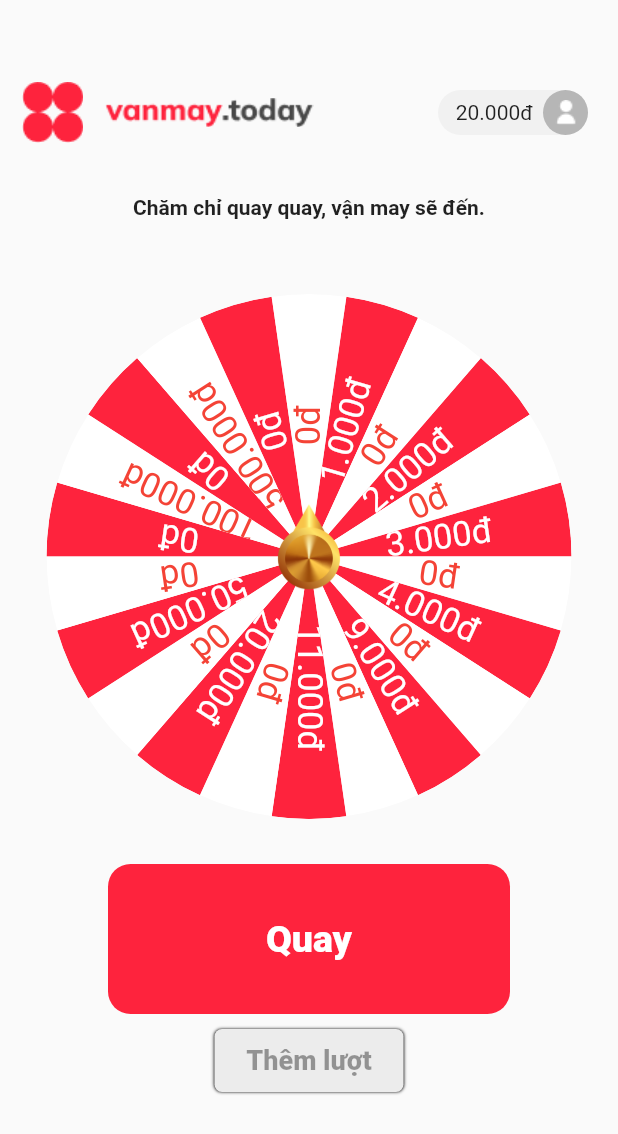
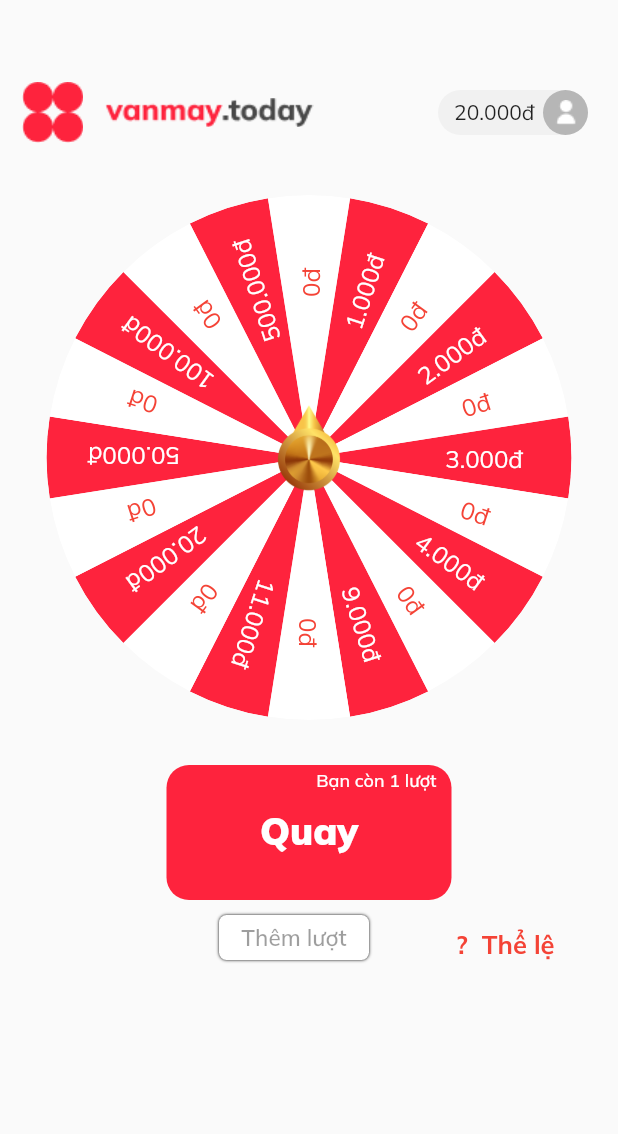
Before and after one commit to VanhnguyenX8/vong_quay, a Flutter app: the screen it shows after launch, after a tap on "Thêm lượt", on a phone screen of 412 x 824 dp. Shown: the top 1134 px of the screen. Run offline on Flutter 3.47's test engine with Material 2 defaults, Android fonts, the phone set to English and light mode, and no system bars; our stand-ins replace flutter_hooks, from_css_color, google_fonts, rxdart.

Commit message:
update font_family, fix size

```diff
--- a/lib/spine.widget.dart
+++ b/lib/spine.widget.dart
@@ -3,6 +3,7 @@ import 'package:from_css_color/from_css_color.dart';
 import 'package:rxdart/rxdart.dart';
 import 'package:vong_quay/src/fortune_wheel/core/core.dart';
 import 'package:vong_quay/src/fortune_wheel/wheel/wheel.dart';
+import 'package:google_fonts/google_fonts.dart';
 
 class SpineWidget extends StatefulWidget {
   const SpineWidget({super.key});
@@ -32,11 +33,9 @@ class _SpineWidgetState extends State<SpineWidget> {
     '0đ',
     '50.000đ',
     '0đ',
-    '0đ',
     '100.000đ',
     '0đ',
     '500.000đ',
-    '0đ'
   ];
   @override
   void dispose() {
@@ -45,11 +44,14 @@ class _SpineWidgetState extends State<SpineWidget> {
   }
 
   xuly(int i) {
-    var hex = fromCssColor('#fbafba');
     if (i % 2 == 0) {
-      return const TextStyle(fontSize: 23, color: Colors.red);
+      return GoogleFonts.mulish(
+        textStyle: const TextStyle(fontSize: 16, color: Colors.red),
+      );
     } else {
-      return const TextStyle(fontSize: 23, color: Colors.white);
+      return GoogleFonts.mulish(
+        textStyle: const TextStyle(fontSize: 16, color: Colors.white),
+      );
     }
   }
 
@@ -59,7 +61,6 @@ class _SpineWidgetState extends State<SpineWidget> {
       body: Center(
           child: Column(
         crossAxisAlignment: CrossAxisAlignment.center,
-        // mainAxisAlignment: MainAxisAlignment.center,
         children: [
           const SizedBox(
             height: 40,
@@ -76,7 +77,6 @@ class _SpineWidgetState extends State<SpineWidget> {
                     height: 25,
                     width: 139,
                     image: AssetImage('assets/images/van_may_text.png')),
-
               ],
             ),
             Row(
@@ -94,8 +94,11 @@ class _SpineWidgetState extends State<SpineWidget> {
                       const SizedBox(
                         width: 5,
                       ),
-                      const Text(
+                      Text(
                         '20.000đ',
+                        style: GoogleFonts.mulish(
+                          textStyle: const TextStyle(fontSize: 14),
+                        ),
                       ),
                       Container(
                         height: 30,
@@ -121,13 +124,13 @@ class _SpineWidgetState extends State<SpineWidget> {
           const SizedBox(
             height: 20,
           ),
-          const Text(
-            'Chăm chỉ quay quay, vận may sẽ đến.',
-            style: TextStyle(fontSize: 14, fontWeight: FontWeight.w700),
-          ),
-          const SizedBox(
-            height: 50,
-          ),
+          // const Text(
+          //   'Chăm chỉ quay quay, vận may sẽ đến.',
+          //   style: TextStyle(fontSize: 14, fontWeight: FontWeight.w700,fontFamily: 'Mulish',),
+          // ),
+          // const SizedBox(
+          //   height: 50,
+          // ),
           Stack(
             alignment: Alignment.center,
             children: [
@@ -155,8 +158,12 @@ class _SpineWidgetState extends State<SpineWidget> {
                         backgroundColor: Colors.black,
                         content: Text(
                             'Chúc mừng bạn đã quay được số tiền là: $resultItem',
-                          style: const TextStyle(color: Colors.red),
-                        )));
+                            style:
+                                // const TextStyle(color: Colors.red,fontFamily: 'Mulish',),
+                                GoogleFonts.mulish(
+                              textStyle: const TextStyle(fontSize: 14),
+                              color: Colors.red,
+                            ))));
                   },
                 ),
               ),
@@ -178,50 +185,102 @@ class _SpineWidgetState extends State<SpineWidget> {
               });
             },
             child: Container(
-              height: 100,
-              width: 268,
+              height: 90,
+              width: 190,
               decoration: BoxDecoration(
                 borderRadius: BorderRadius.circular(15),
                 color: fromCssColor('#FE233D'),
               ),
-              child: const Center(
+              child: Column(
+                children: [
+                  Row(
+                    mainAxisAlignment: MainAxisAlignment.end,
+                    children: [
+                      const SizedBox(
+                        height: 20,
+                      ),
+                      Text(
+                        'Bạn còn 1 lượt',
+                        style: GoogleFonts.mulish(
+                            textStyle: const TextStyle(fontSize: 12),
+                            color: Colors.white,
+                            fontWeight: FontWeight.w500),
+                      ),
+                      const SizedBox(
+                        width: 10,
+                      )
+                    ],
+                  ),
+                  const SizedBox(
+                    height: 8,
+                  ),
+                  Center(
                       child: Text(
                     'Quay',
-                style: TextStyle(
+                    style: GoogleFonts.mulish(
+                        textStyle: const TextStyle(fontSize: 25),
                         color: Colors.white,
-                  fontFamily: 'Mulish',
-                  fontSize: 25,
-                  fontWeight: FontWeight.w900,
+                        fontWeight: FontWeight.w900),
+                  )),
+                ],
               ),
-              )),
             ),
           ),
           const SizedBox(
             height: 10,
           ),
+          Row(
+            crossAxisAlignment: CrossAxisAlignment.end,
+            children: [
+              const SizedBox(
+                width: 146,
+              ),
               GestureDetector(
                 onTap: () {},
                 child: Container(
-              height: 42,
-              width: 126,
+                  height: 30,
+                  width: 100,
+
                   decoration: BoxDecoration(
                       borderRadius: BorderRadius.circular(5),
-                  color: fromCssColor('#ECECEC'),
+                      color: Colors.white,
                       // ignore: prefer_const_literals_to_create_immutables
                       boxShadow: [
                         const BoxShadow(blurRadius: 1.0),
                       ]),
-              child: const Center(
+                  child: Center(
                       child: Text(
                     'Thêm lượt',
-                style: TextStyle(
+                    style: GoogleFonts.mulish(
+                        textStyle: const TextStyle(fontSize: 15),
                         color: Colors.black38,
-                  fontFamily: 'Mulish',
-                  fontSize: 18,
-                  fontWeight: FontWeight.w900,
-                ),
+                        fontWeight: FontWeight.w600),
                   )),
                 ),
+              ),
+              Row(
+                children: [
+                  const SizedBox(
+                    width: 58,
+                  ),
+                  Text(
+                    '?  ',
+                    style: GoogleFonts.mulish(
+                      textStyle: const TextStyle(fontSize: 17),
+                      color: Colors.red,
+                      fontWeight: FontWeight.w700,
+                    ),
+                  ),
+                  Text(
+                    'Thể lệ',
+                    style: GoogleFonts.mulish(
+                        textStyle: const TextStyle(fontSize: 17),
+                        color: Colors.red,
+                        fontWeight: FontWeight.w700),
+                  ),
+                ],
+              )
+            ],
           ),
         ],
       )),
--- a/lib/src/fortune_wheel/wheel/slice.dart
+++ b/lib/src/fortune_wheel/wheel/slice.dart
@@ -16,10 +16,10 @@ class _CircleSlice extends StatelessWidget {
       ..close();
   }
 
-  final double radius;
-  final double angle;
-  final Color fillColor;
-  final Color strokeColor;
+  final double radius; // bán kính
+  final double angle; // góc
+  final Color fillColor; // màu
+  final Color strokeColor; // màu strokce (màu sắc nét)
   final double strokeWidth;
 
   const _CircleSlice({
--- a/lib/src/fortune_wheel/wheel/slice_layout_delegate.dart
+++ b/lib/src/fortune_wheel/wheel/slice_layout_delegate.dart
@@ -29,7 +29,8 @@ class _CircleSliceLayoutDelegate extends MultiChildLayoutDelegate {
         BoxConstraints.loose(size),
       );
 
-      final topRectVector = _math.Point(sliceSize.width / 2, 0.0);
+      final topRectVector = _math.Point(sliceSize.width / 1.5, 1.0);
+      // tọa độ text trong spiner
       final halfAngleVector = topRectVector.rotate(angle / 2);
 
       positionChild(
--- a/pubspec.yaml
+++ b/pubspec.yaml
@@ -40,6 +40,7 @@ dependencies:
   flutter_hooks: ^0.18.5+1
   quiver: ^3.2.1
   from_css_color: ^2.0.0
+  google_fonts: ^3.0.1
 
 dev_dependencies:
   flutter_test:
```
Also changed, not shown: pubspec.lock, 1 other file. Lines whose indentation alone changed are shown as unchanged.
